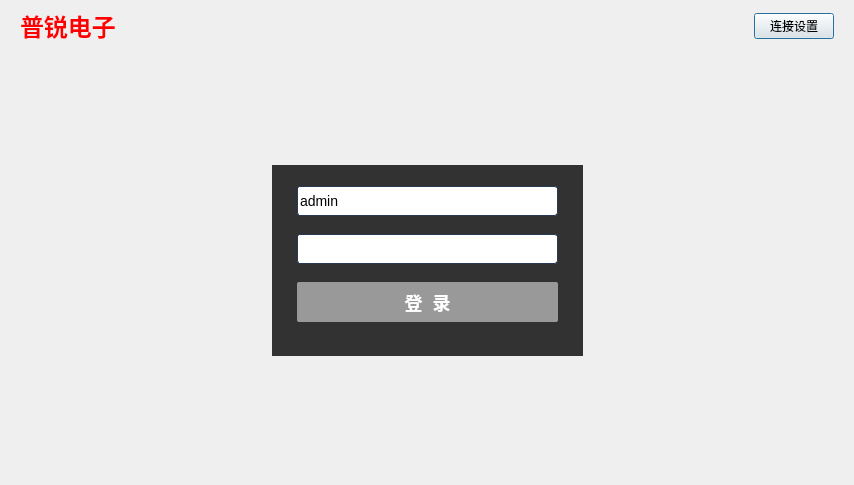
First picture: the form in FarsiLoginDlg.ui, repository wanlong1215/test, before the edit.
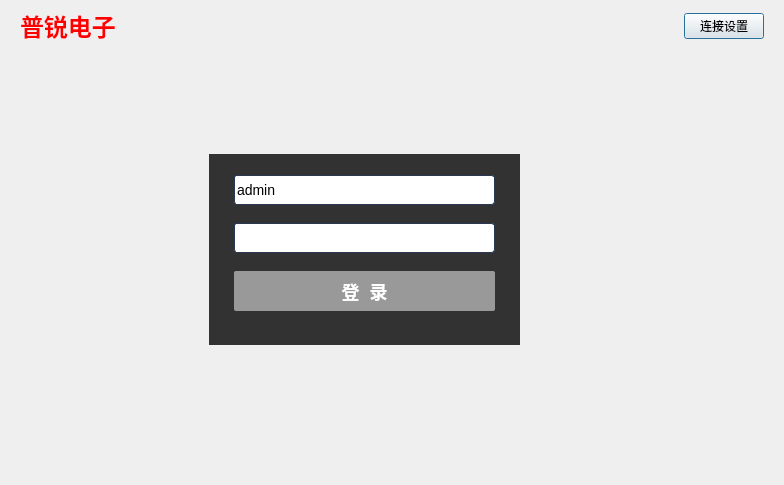
Second picture: the form after the edit. Icons and pictures are not drawn.

```diff
--- a/FarsiLoginDlg.ui
+++ b/FarsiLoginDlg.ui
@@ -6,7 +6,7 @@
    <rect>
     <x>0</x>
     <y>0</y>
-    <width>854</width>
+    <width>784</width>
     <height>485</height>
    </rect>
   </property>
@@ -43,7 +43,7 @@
         </property>
         <property name="font">
          <font>
-          <family>Courier New</family>
+          <family>楷体</family>
           <pointsize>18</pointsize>
           <weight>75</weight>
           <bold>true</bold>
@@ -66,6 +66,11 @@
           <height>16777215</height>
          </size>
         </property>
+        <property name="font">
+         <font>
+          <family>微软雅黑</family>
+         </font>
+        </property>
         <property name="text">
          <string>连接设置</string>
         </property>
@@ -77,6 +82,9 @@
    <item>
     <widget class="QWidget" name="widget" native="true">
      <layout class="QHBoxLayout" name="horizontalLayout">
+      <property name="bottomMargin">
+       <number>30</number>
+      </property>
       <item>
        <spacer name="horizontalSpacer">
         <property name="orientation">
```
Left out of the diff: 2 changed lines with no effect on the pictures.
